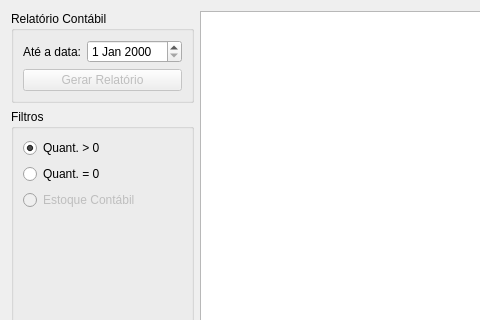
The window that ui/widgetestoque.ui (darktorres/ERP-STACCATO) describes before a commit, drawn with Qt 5; both pictures show x 0 to 480 and y 0 to 320 of the 780 by 410 pixel window.
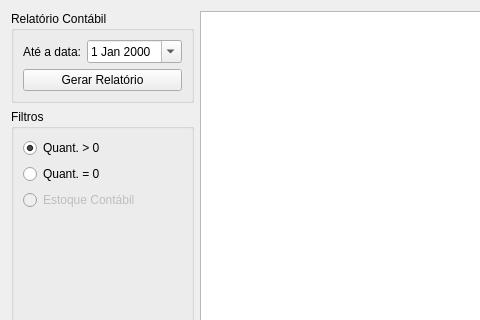
The same window after the commit. Custom widgets are drawn as their Qt base class.

```diff
--- a/ui/widgetestoque.ui
+++ b/ui/widgetestoque.ui
@@ -94,6 +94,9 @@
         <property name="enabled">
          <bool>true</bool>
         </property>
+        <property name="calendarPopup">
+         <bool>true</bool>
+        </property>
        </widget>
       </item>
       <item row="0" column="0">
@@ -106,7 +109,7 @@
       <item row="1" column="0" colspan="2">
        <widget class="QPushButton" name="pushButtonRelatorio">
         <property name="enabled">
-         <bool>false</bool>
+         <bool>true</bool>
         </property>
         <property name="text">
          <string>Gerar Relatório</string>
```
